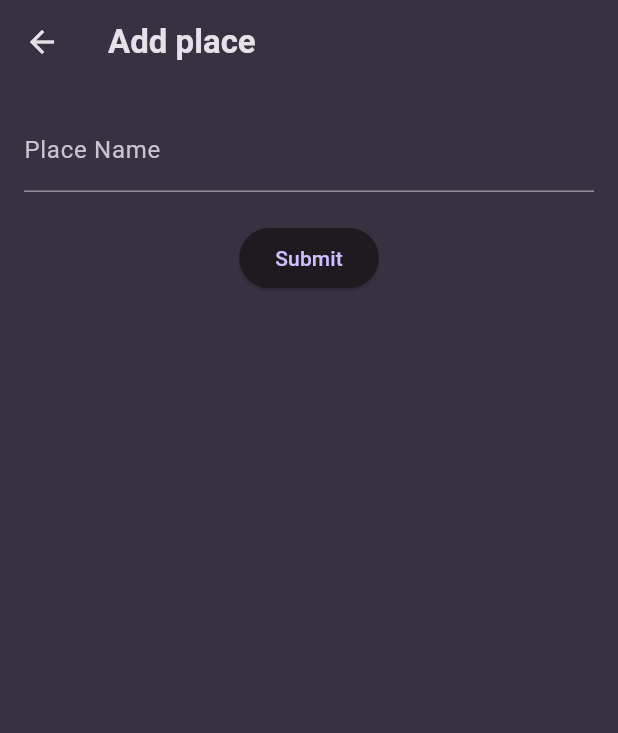
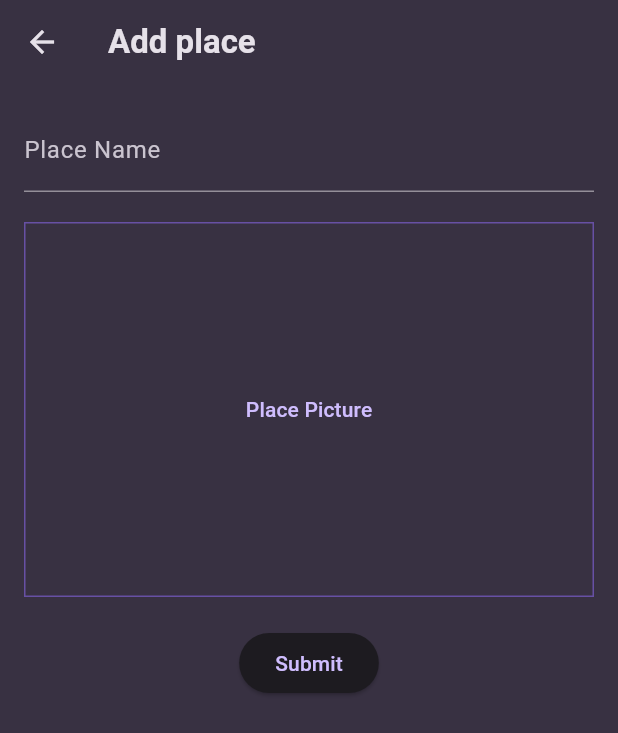
Before and after one commit to IbnuTopanAdib/favorite-places-app, a Flutter app: the AddPlaceScreen screen opened directly, on a phone screen of 412 x 824 dp. Shown: the top 733 px of the screen. Run offline on Flutter 3.47's test engine with Material 3 defaults, Android fonts, the phone set to English and light mode, and no system bars; our stand-ins replace flutter_riverpod, google_fonts.

Commit message:
add image input ui

```diff
--- a/lib/screen/add_place_screen.dart
+++ b/lib/screen/add_place_screen.dart
@@ -1,5 +1,6 @@
 import 'package:favorite_places/model/place.dart';
 import 'package:favorite_places/provider/places_provider.dart';
+import 'package:favorite_places/widget/image_input.dart';
 import 'package:flutter/material.dart';
 import 'package:flutter_riverpod/flutter_riverpod.dart';
 
@@ -61,6 +62,10 @@ class _AddPlaceScreenState extends ConsumerState<AddPlaceScreen> {
                 const SizedBox(
                   height: 20,
                 ),
+                const ImageInput(),
+                const SizedBox(
+                  height: 20,
+                ),
                 ElevatedButton(onPressed: _savePlace, child: Text('Submit'))
               ],
             )),
--- /dev/null
+++ b/lib/widget/image_input.dart
@@ -0,0 +1,24 @@
+import 'package:flutter/material.dart';
+
+class ImageInput extends StatefulWidget {
+  const ImageInput({super.key});
+
+  @override
+  State<ImageInput> createState() => _ImageInputState();
+}
+
+class _ImageInputState extends State<ImageInput> {
+  void _takePicture() {}
+  @override
+  Widget build(BuildContext context) {
+    return Container(
+      width: double.infinity,
+      height: 250,
+      decoration: BoxDecoration(
+          border: Border.all(width: 1, color: Theme.of(context).primaryColor)),
+      alignment: Alignment.center,
+      child: TextButton.icon(
+          onPressed: _takePicture, label: const Text('Place Picture')),
+    );
+  }
+}
```
